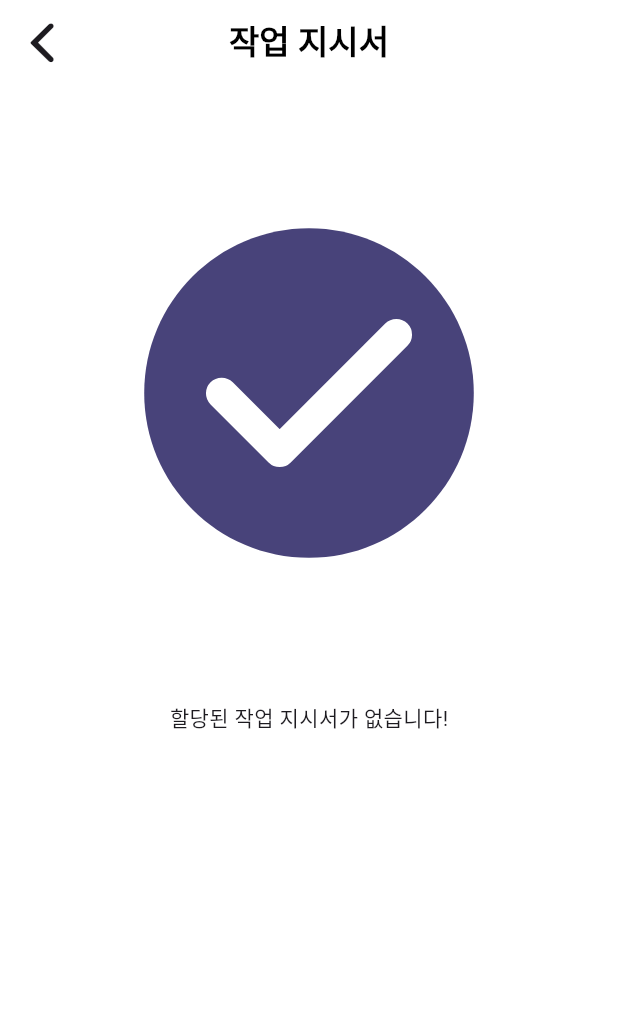
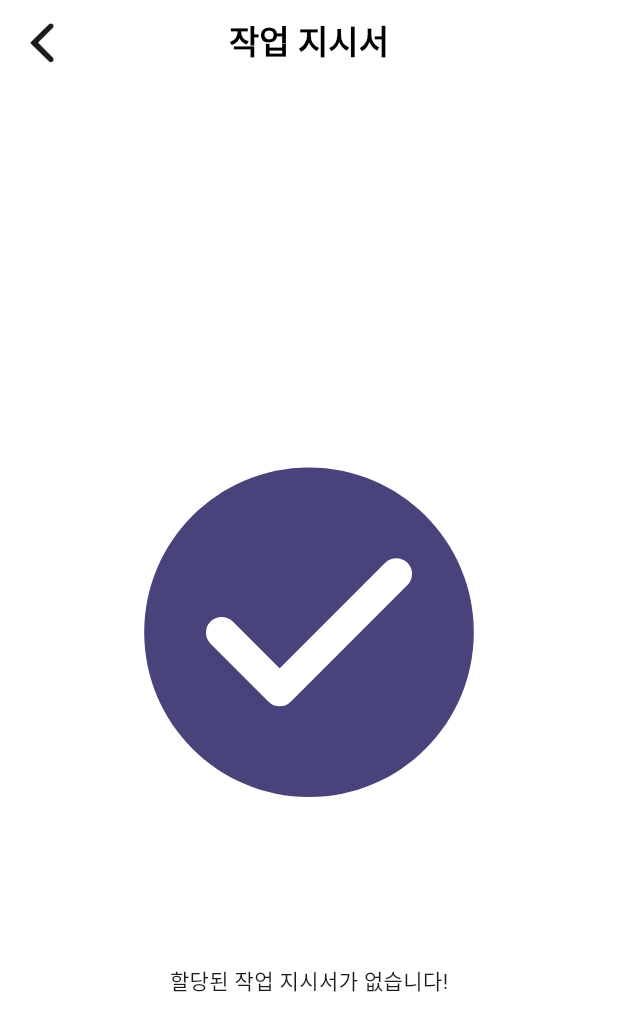
Before and after one commit to 22-bottle/ssafy_autonomous_pjt, a Flutter app: the HomeScreen screen opened directly, after a tap on "작업목록", on a phone screen of 412 x 824 dp. Shown: the top 1031 px of the screen. Run offline on Flutter 3.47's test engine with Material 3 defaults, Android fonts, the light colour scheme and no system bars; our stand-ins replace camera, carousel_slider, flutter_secure_storage, flutter_tts, geolocator, image_picker and 2 more; missing offline and left inert: exif, flutter_background, kakao_flutter_sdk, kakao_map_plugin, tflite_flutter; accounts and stored records are empty; network calls fail; Roboto replaces fonts that are missing (Hanbit, Pretendard); project files that could hold a hidden picture were left out.

Commit message:
feat: final

```diff
--- a/potless/lib/API/api_request.dart
+++ b/potless/lib/API/api_request.dart
@@ -8,8 +8,6 @@ import 'package:potless/API/login.dart';
 import 'package:potless/models/pothole.dart';
 
 class ApiService {
-  // static const String _baseUrl = "http://192.168.117.165:7080/api";
-  // static const String _baseUrl = "http://192.168.117.36:7080/api";
   static const String _baseUrl = "https://api.potless.co.kr/api";
   final StorageService _storageService = StorageService();
 
@@ -102,7 +100,6 @@ class ApiService {
         }
         return true;
       }
-      // debugPrint(jsonDecode(response.body));
       return false;
     } catch (e) {
       debugPrint('APIservice 62: $e');
@@ -353,7 +350,6 @@ class ApiService {
         var resBody = utf8.decode(res.bodyBytes);
         var data = json.decode(resBody) as Map<String, dynamic>;
 
-        // Correct access to the list
         List<dynamic> projectsJson = data['data'];
         List<Project> projects = projectsJson
             .map((projectsJson) => Project.fromJson(projectsJson))
--- a/potless/lib/main.dart
+++ b/potless/lib/main.dart
@@ -37,9 +37,8 @@ Future<void> requestPermissions() async {
   await [
     Permission.camera,
     Permission.storage,
-    // Permission.locationAlways,
     Permission.location,
-    // Add other permissions as needed
+    Permission.ignoreBatteryOptimizations
   ].request();
 }
 
@@ -49,7 +48,7 @@ class MyApp extends StatelessWidget {
   @override
   Widget build(BuildContext context) {
     return MaterialApp(
-        theme: ThemeData(fontFamily: 'Hanbit'),
+        theme: ThemeData(fontFamily: 'Pretendard'),
         themeMode: ThemeMode.system,
         // home: const LoginScreen(),
         home: const LoadingScreen());
--- a/potless/lib/screens/Home/HomeScreen.dart
+++ b/potless/lib/screens/Home/HomeScreen.dart
@@ -79,14 +79,18 @@ class _HomeScreenState extends State<HomeScreen> {
                   ),
                   const Text(
                     '도로파손 통합 관리 시스템',
-                    style: TextStyle(fontSize: 16),
+                    style: TextStyle(fontSize: 20),
                   ),
                   SizedBox(
-                    height: UIhelper.deviceHeight(context) * 0.2,
+                    height: UIhelper.deviceHeight(context) * 0.3,
                   ),
                   if (!isUser) ...{
                     MainLarge(
                       label: '작업목록',
+                      buttonImage: Image.asset(
+                        'assets/icons/ballot.png',
+                        width: 40,
+                      ),
                       onPressed: () {
                         Navigator.push(
                           context,
@@ -99,10 +103,6 @@ class _HomeScreenState extends State<HomeScreen> {
                   } else ...{
                     Column(
                       children: [
-                        SizedBox(
-                          height: UIhelper.deviceHeight(context) * 0.2,
-                        ),
-                        const Text('포트리스를 설치해주신 여러분께 감사드립니다'),
                         MainLarge(
                           label: '포트홀 안내받기',
                           onPressed: () {
@@ -122,6 +122,10 @@ class _HomeScreenState extends State<HomeScreen> {
                   ),
                   MainLarge(
                     label: '탐지모드',
+                    buttonImage: Image.asset(
+                      'assets/icons/video.png',
+                      width: 40,
+                    ),
                     onPressed: () {
                       Navigator.push(
                         context,
--- a/potless/lib/screens/Record/PotLess.dart
+++ b/potless/lib/screens/Record/PotLess.dart
@@ -250,6 +250,7 @@ class _VideoPageState extends State<VideoPage> with WidgetsBindingObserver {
             )
           ] else ...[
             Container(
+              padding: const EdgeInsets.all(10),
               color: const Color(0xffffffff),
               height: UIhelper.deviceHeight(context),
               width: UIhelper.deviceWidth(context),
--- a/potless/lib/screens/Works/ProjectList.dart
+++ b/potless/lib/screens/Works/ProjectList.dart
@@ -13,23 +13,54 @@ class ProjectListScreen extends StatefulWidget {
 }
 
 class _ProjectListScreenState extends State<ProjectListScreen> {
-  late Future<List<Project>> _projects;
+  List<Project> _projects = [];
   final ApiService _apiService = ApiService();
+  bool _isLoading = true;
+  bool _hasError = false;
+
   @override
   void initState() {
     super.initState();
-    _projects = _fetchProjects();
+    _fetchProjects();
+  }
+
+  Future<void> _fetchProjects() async {
+    try {
+      List<Project> projects = await _apiService.fetchProject();
+      setState(() {
+        _projects = projects;
+        _isLoading = false;
+        _hasError = false;
+      });
+    } catch (error) {
+      setState(() {
+        _isLoading = false;
+        _hasError = true;
+      });
+      debugPrint('Error fetching projects: $error');
+    }
   }
 
   void _refreshProjects() async {
     setState(() {
-      _projects = _apiService.fetchProject();
+      _isLoading = true;
     });
-    debugPrint('list project update 31');
+
+    try {
+      List<Project> updatedProjects = await _apiService.fetchProject();
+      setState(() {
+        _projects = updatedProjects;
+        _isLoading = false;
+        _hasError = false;
+      });
+      debugPrint('Project list updated');
+    } catch (error) {
+      setState(() {
+        _isLoading = false;
+        _hasError = true;
+      });
+      debugPrint('Error refreshing projects: $error');
     }
-
-  Future<List<Project>> _fetchProjects() async {
-    return await _apiService.fetchProject();
   }
 
   @override
@@ -38,27 +69,26 @@ class _ProjectListScreenState extends State<ProjectListScreen> {
       appBar: const CustomAppBar(title: '작업 지시서'),
       body: Container(
         color: const Color(0xffffffff),
-        child: FutureBuilder<List<Project>>(
-          future: _projects,
-          builder: (context, snapshot) {
-            if (snapshot.connectionState == ConnectionState.waiting) {
-              return const Center(child: CircularProgressIndicator());
-            } else if (snapshot.hasError) {
-              return Center(child: Text('Error: ${snapshot.error}'));
-            } else if (snapshot.hasData) {
-              if (snapshot.data!.isEmpty) {
-                return Center(
+        child: _isLoading
+            ? const Center(child: CircularProgressIndicator())
+            : _hasError
+                ? const Center(child: Text('Error fetching projects'))
+                : _projects.isEmpty
+                    ? Center(
                         child: Column(
+                          mainAxisAlignment: MainAxisAlignment.center,
                           children: [
-                    Lottie.asset('./assets/lottie/check.json', repeat: false),
+                            Lottie.asset('./assets/lottie/check.json',
+                                repeat: false),
+                            const SizedBox(height: 16),
                             const Text('할당된 작업 지시서가 없습니다!'),
                           ],
-                ));
-              } else {
-                return ListView.builder(
-                  itemCount: snapshot.data!.length,
+                        ),
+                      )
+                    : ListView.builder(
+                        itemCount: _projects.length,
                         itemBuilder: (context, index) {
-                    Project project = snapshot.data![index];
+                          Project project = _projects[index];
                           return ProjectBlock(
                             projectName: project.projectName,
                             projectId: project.projectId,
@@ -67,12 +97,6 @@ class _ProjectListScreenState extends State<ProjectListScreen> {
                             onProjectUpdate: _refreshProjects,
                           );
                         },
-                );
-              }
-            } else {
-              return const Center(child: Text('할당된 프로젝트가 없습니다'));
-            }
-          },
                       ),
       ),
     );
--- a/potless/lib/widgets/buttons/main_button.dart
+++ b/potless/lib/widgets/buttons/main_button.dart
@@ -36,10 +36,7 @@ class MainLargeState extends State<MainLarge> {
     return ElevatedButton(
       style: style,
       onPressed: widget.onPressed,
-      child: Column(
-        mainAxisAlignment: MainAxisAlignment.spaceBetween,
-        children: [
-          Row(
+      child: Row(
         mainAxisAlignment: MainAxisAlignment.spaceBetween,
         children: [
           Column(
@@ -65,8 +62,6 @@ class MainLargeState extends State<MainLarge> {
             )
         ],
       ),
-        ],
-      ),
     );
   }
 }
--- a/potless/pubspec.yaml
+++ b/potless/pubspec.yaml
@@ -47,6 +47,10 @@ dependencies:
   permission_handler: ^11.3.1
   flutter_secure_storage: ^9.0.0
 
+  # 네비게이션, tts
+  flutter_tts: ^3.8.5
+  flutter_background : ^1.2.0
+
 dev_dependencies:
   flutter_test:
     sdk: flutter
```
Also changed, not shown: potless/lib/screens/Login/Login.dart (+7 -2 lines), potless/lib/screens/Navi/NaviScreen.dart (+27 -24 lines), potless/lib/screens/Works/Upload.dart (deleted, +0 -18 lines), potless/lib/screens/Works/WorkDetail2.dart (+178 -117 lines), potless/lib/widgets/blocks/carousel_block.dart (+7 -3 lines), potless/lib/widgets/blocks/project_block.dart (+11 -14 lines), potless/lib/widgets/blocks/work_block.dart (+23 -5 lines), potless/assets/icons/ballot.png (added), potless/assets/icons/video.png (added), potless/pubspec.lock, 2 other files. Lines whose indentation alone changed are shown as unchanged.
